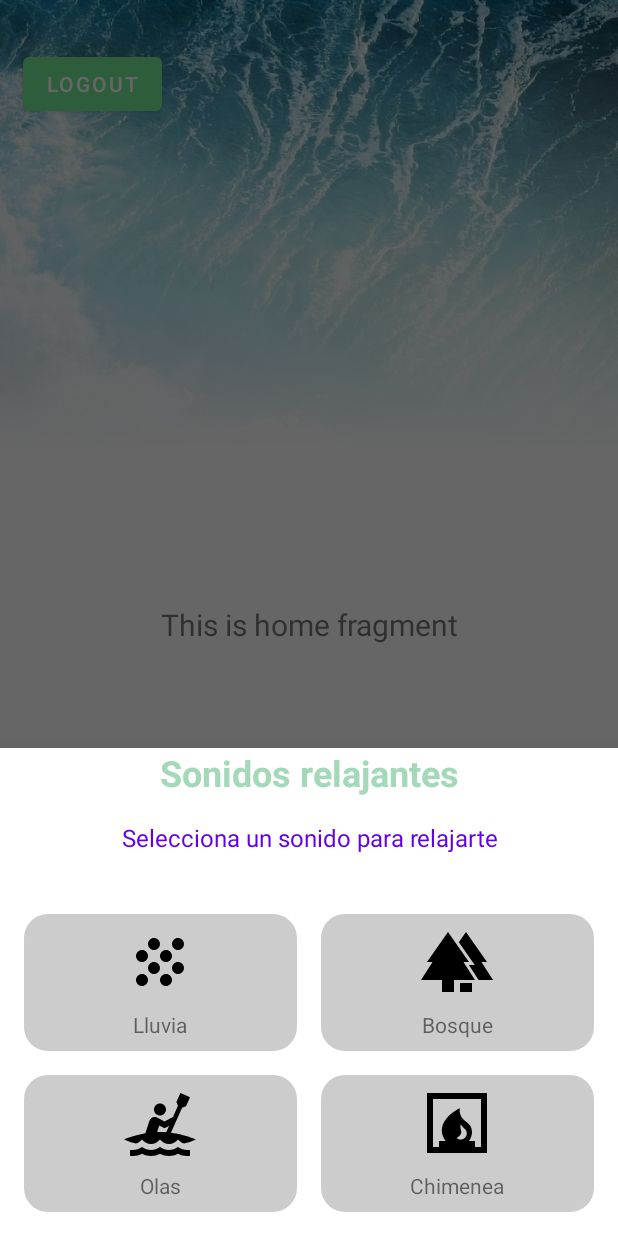
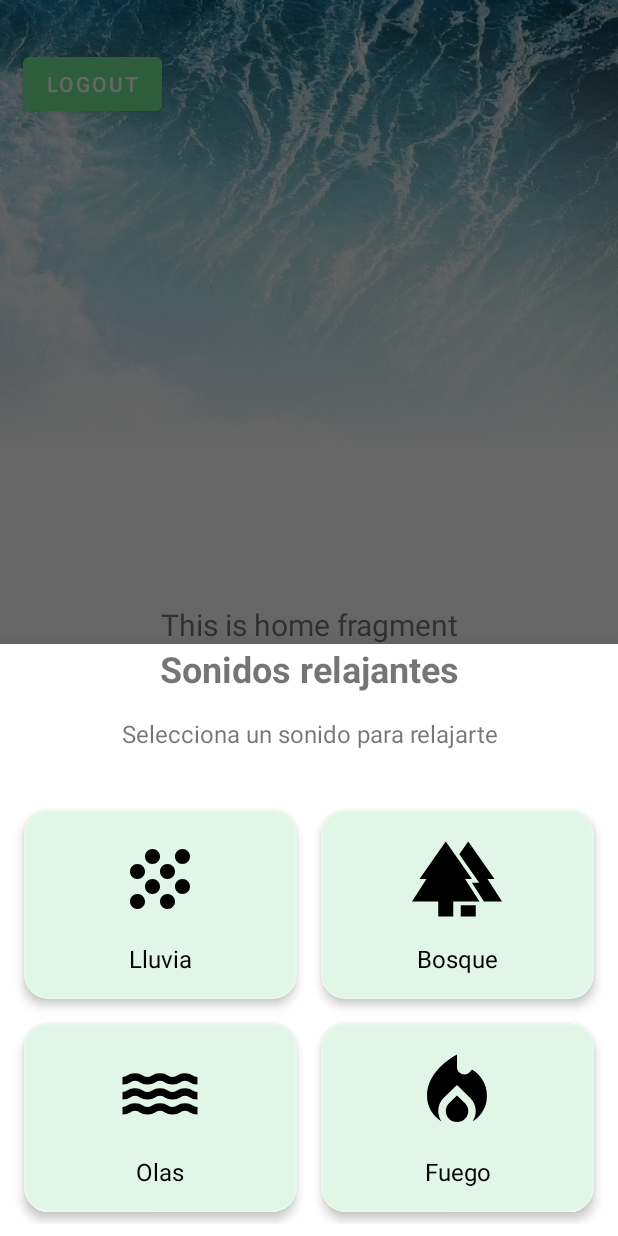
Before and after one commit to Ahjin-arch/backup-MentalLy, an Android app: the fragment SoundBottomSheet placed in its activity, on a phone screen of 412 x 824 dp. Run offline under Robolectric (Android 15) with nearby library versions, the phone set to English and light mode, and no system bars; our stand-ins replace navigation-ui; 3 statements that could not run were skipped.

Commit message:
diseño final

```diff
--- a/app/src/main/java/com/example/myaply/ui/relax/MuscleRelaxBottomSheet.java
+++ b/app/src/main/java/com/example/myaply/ui/relax/MuscleRelaxBottomSheet.java
@@ -22,11 +22,12 @@ import androidx.annotation.Nullable;
 
 import com.example.myaply.R;
 import com.google.android.material.bottomsheet.BottomSheetDialogFragment;
+import com.google.android.material.progressindicator.LinearProgressIndicator;
 
 public class MuscleRelaxBottomSheet extends BottomSheetDialogFragment {
 
     private TextView tvMuscleStep;
-    private ProgressBar pbProgress;
+    private LinearProgressIndicator pbProgress;
     private Vibrator vibrator;
 
 
--- /dev/null
+++ b/app/src/main/res/drawable/baseline_local_fire.xml
@@ -0,0 +1,7 @@
+<vector xmlns:android="http://schemas.android.com/apk/res/android" android:height="24dp" android:tint="#000000" android:viewportHeight="24" android:viewportWidth="24" android:width="24dp">
+
+    <path android:fillColor="@android:color/white" android:pathData="M12,12.9l-2.13,2.09C9.31,15.55 9,16.28 9,17.06C9,18.68 10.35,20 12,20s3,-1.32 3,-2.94c0,-0.78 -0.31,-1.52 -0.87,-2.07L12,12.9z"/>
+
+    <path android:fillColor="@android:color/white" android:pathData="M16,6l-0.44,0.55C14.38,8.02 12,7.19 12,5.3V2c0,0 -8,4 -8,11c0,2.92 1.56,5.47 3.89,6.86C7.33,19.07 7,18.1 7,17.06c0,-1.32 0.52,-2.56 1.47,-3.5L12,10.1l3.53,3.47c0.95,0.93 1.47,2.17 1.47,3.5c0,1.02 -0.31,1.96 -0.85,2.75c1.89,-1.15 3.29,-3.06 3.71,-5.3C20.52,10.97 18.79,7.62 16,6z"/>
+
+</vector>
--- a/app/src/main/res/drawable/bg_emotion_selector.xml
+++ b/app/src/main/res/drawable/bg_emotion_selector.xml
@@ -2,7 +2,7 @@
     <!-- Estado seleccionado -->
     <item android:state_checked="true">
         <shape android:shape="rectangle">
-            <solid android:color="#AAEBAB" /> <!-- Amarillo para estado seleccionado -->
+            <solid android:color="#AAEBABff" /> <!-- Amarillo para estado seleccionado -->
             <corners android:radius="16dp" /> <!-- Bordes redondeados -->
             <stroke android:width="2dp" android:color="#FBC02D" /> <!-- Borde más oscuro -->
         </shape>
@@ -11,7 +11,7 @@
     <!-- Estado no seleccionado -->
     <item android:state_checked="false">
         <shape android:shape="rectangle">
-            <solid android:color="#FFFFFF" /> <!-- Blanco para estado no seleccionado -->
+            <solid android:color="@android:color/transparent" /> <!-- Blanco para estado no seleccionado -->
             <corners android:radius="16dp" /> <!-- Bordes redondeados -->
             <stroke android:width="1dp" android:color="#BDBDBD" /> <!-- Borde gris suave -->
         </shape>
--- a/app/src/main/res/layout/activity_login.xml
+++ b/app/src/main/res/layout/activity_login.xml
@@ -48,7 +48,9 @@ android:transitionName="shared_element_container">
                 android:id="@+id/username"
                 android:layout_width="match_parent"
                 android:layout_height="wrap_content"
-                android:drawableStart="@drawable/ic_user"/>
+                android:drawableStart="@drawable/ic_user"
+                android:imeOptions="actionDone"
+                />
         </com.google.android.material.textfield.TextInputLayout>
 
         <com.google.android.material.textfield.TextInputLayout
@@ -63,6 +65,7 @@ android:transitionName="shared_element_container">
                 android:layout_width="match_parent"
                 android:layout_height="wrap_content"
                 android:inputType="textPassword"
+                android:imeOptions="actionDone"
                 android:drawableStart="@drawable/ic_password"/>
         </com.google.android.material.textfield.TextInputLayout>
 
--- a/app/src/main/res/layout/fragment_sound_relax.xml
+++ b/app/src/main/res/layout/fragment_sound_relax.xml
@@ -1,21 +1,21 @@
 <?xml version="1.0" encoding="utf-8"?>
-<ScrollView
-    xmlns:android="http://schemas.android.com/apk/res/android"
+<ScrollView xmlns:android="http://schemas.android.com/apk/res/android"
     android:layout_width="match_parent"
     android:layout_height="match_parent"
-    >
+    android:id="@+id/container_sounds"
+    android:background="?android:attr/windowBackground"
+    xmlns:app="http://schemas.android.com/apk/res-auto">
 
     <LinearLayout
         android:layout_width="match_parent"
         android:layout_height="wrap_content"
         android:orientation="vertical"
-        android:background="@android:color/transparent"
         >
         <ImageView
             android:id="@+id/iv_background"
             android:layout_width="match_parent"
             android:layout_height="match_parent"
-            android:scaleType="centerCrop"
+            android:scaleType="fitXY"
             android:contentDescription="Fondo dinámico" />
         <TextView
             android:layout_width="match_parent"
@@ -25,7 +25,7 @@
             android:textStyle="bold"
             android:gravity="center"
             android:paddingBottom="16dp"
-            android:textColor="@color/green_pane" />
+             />
 
         <TextView
             android:layout_width="match_parent"
@@ -34,7 +34,7 @@
             android:textSize="16sp"
             android:gravity="center"
             android:paddingBottom="24dp"
-            android:textColor="@color/purple_500" />
+             />
 
         <GridLayout
             android:layout_width="match_parent"
@@ -44,109 +44,155 @@
             android:alignmentMode="alignMargins"
             android:padding="8dp">
 
-            <LinearLayout
+            <com.google.android.material.card.MaterialCardView
                 android:id="@+id/btn_rain_sound"
                 android:layout_width="0dp"
                 android:layout_height="wrap_content"
                 android:layout_columnWeight="1"
+                android:layout_margin="8dp"
+                app:cardCornerRadius="16dp"
+                app:cardElevation="4dp"
+                app:strokeColor="#30FFFFFF"
+                app:strokeWidth="1dp">
+                <LinearLayout
+                    android:layout_width="match_parent"
+                    android:layout_height="match_parent"
                     android:orientation="vertical"
                     android:gravity="center"
-                android:padding="8dp"
-                android:background="@drawable/bg_item_card"
-                android:layout_margin="8dp">
+                    android:padding="16dp">
 
                     <ImageView
-                    android:layout_width="48dp"
-                    android:layout_height="48dp"
+                        android:layout_width="60dp"
+                        android:layout_height="60dp"
                         android:src="@drawable/ic_rain"
-                    android:contentDescription="Sonido de lluvia" />
+                        app:tint="?attr/colorOnSecondary"
+                        android:contentDescription="Sonido de lluvia"/>
 
                     <TextView
                         android:layout_width="wrap_content"
                         android:layout_height="wrap_content"
                         android:text="Lluvia"
-                    android:textSize="14sp"
+                        android:textSize="16sp"
                         android:gravity="center"
-                    android:paddingTop="8dp" />
+                        android:textColor="?attr/colorOnSecondary"
+                        android:paddingTop="12dp"
+                        />
                 </LinearLayout>
+            </com.google.android.material.card.MaterialCardView>
 
-            <LinearLayout
+            <com.google.android.material.card.MaterialCardView
                 android:id="@+id/btn_forest_sound"
                 android:layout_width="0dp"
                 android:layout_height="wrap_content"
                 android:layout_columnWeight="1"
+                android:layout_margin="8dp"
+                app:cardCornerRadius="16dp"
+                app:cardElevation="4dp"
+                app:strokeColor="#30FFFFFF"
+                app:strokeWidth="1dp"
+                >
+
+                <LinearLayout
+                    android:layout_width="match_parent"
+                    android:layout_height="match_parent"
                     android:orientation="vertical"
                     android:gravity="center"
-                android:padding="8dp"
-                android:background="@drawable/bg_item_card"
-                android:layout_margin="8dp">
+                    android:padding="16dp">
 
                     <ImageView
-                    android:layout_width="48dp"
-                    android:layout_height="48dp"
+                        android:layout_width="60dp"
+                        android:layout_height="60dp"
+                        app:tint="?attr/colorOnSecondary"
                         android:src="@drawable/ic_forest"
-                    android:contentDescription="Sonido de bosque" />
+                        android:contentDescription="Sonido de bosque"/>
 
                     <TextView
                         android:layout_width="wrap_content"
                         android:layout_height="wrap_content"
                         android:text="Bosque"
-                    android:textSize="14sp"
+                        android:textSize="16sp"
                         android:gravity="center"
-                    android:paddingTop="8dp" />
+                        android:textColor="?attr/colorOnSecondary"
+                        android:paddingTop="12dp"
+                        />
                 </LinearLayout>
+            </com.google.android.material.card.MaterialCardView>
 
-            <LinearLayout
+            <com.google.android.material.card.MaterialCardView
                 android:id="@+id/btn_waves_sound"
                 android:layout_width="0dp"
                 android:layout_height="wrap_content"
                 android:layout_columnWeight="1"
+                android:layout_margin="8dp"
+                app:cardCornerRadius="16dp"
+                app:cardElevation="4dp"
+                app:strokeColor="#30FFFFFF"
+                app:strokeWidth="1dp"
+                >
+
+                <LinearLayout
+                    android:layout_width="match_parent"
+                    android:layout_height="match_parent"
                     android:orientation="vertical"
                     android:gravity="center"
-                android:padding="8dp"
-                android:background="@drawable/bg_item_card"
-                android:layout_margin="8dp">
+                    android:padding="16dp">
+                    <ImageView
+                        android:layout_width="60dp"
+                        android:layout_height="60dp"
+                        app:tint="?attr/colorOnSecondary"
+                        android:src="@drawable/baseline_waves"
+                        android:contentDescription="Sonido de olas"/>
+                    <TextView
+                        android:layout_width="wrap_content"
+                        android:layout_height="wrap_content"
+                        android:text="Olas"
+                        android:textSize="16sp"
+                        android:textColor="?attr/colorOnSecondary"
+                        android:gravity="center"
+                        android:paddingTop="12dp"
+                       />
+                </LinearLayout>
+            </com.google.android.material.card.MaterialCardView>
+
+            <com.google.android.material.card.MaterialCardView
+                android:id="@+id/btn_fireplace_sound"
+                android:layout_width="0dp"
+                android:layout_height="wrap_content"
+                android:layout_columnWeight="1"
+                android:layout_margin="8dp"
+                app:cardCornerRadius="16dp"
+                app:cardElevation="4dp"
+                app:strokeColor="#30FFFFFF"
+                app:strokeWidth="1dp"
+                >
+
+                <LinearLayout
+                    android:layout_width="match_parent"
+                    android:layout_height="match_parent"
+                    android:orientation="vertical"
+                    android:gravity="center"
+                    android:padding="16dp">
 
                     <ImageView
-                    android:layout_width="48dp"
-                    android:layout_height="48dp"
-                    android:src="@drawable/ic_waves"
-                    android:contentDescription="Sonido de olas" />
+                        android:layout_width="60dp"
+                        android:layout_height="60dp"
+                        app:tint="?attr/colorOnSecondary"
+                        android:src="@drawable/baseline_local_fire"
+                        android:contentDescription="Sonido de chimenea"/>
 
                     <TextView
                         android:layout_width="wrap_content"
                         android:layout_height="wrap_content"
-                    android:text="Olas"
-                    android:textSize="14sp"
+                        android:text="Fuego"
+                        android:textColor="?attr/colorOnSecondary"
+                        android:textSize="16sp"
                         android:gravity="center"
-                    android:paddingTop="8dp" />
+                        android:paddingTop="12dp"
+                    />
+
+
                 </LinearLayout>
-
-            <LinearLayout
-                android:id="@+id/btn_fireplace_sound"
-                android:layout_width="0dp"
-                android:layout_height="wrap_content"
-                android:layout_columnWeight="1"
-                android:orientation="vertical"
-                android:gravity="center"
-                android:padding="8dp"
-                android:background="@drawable/bg_item_card"
-                android:layout_margin="8dp">
-
-                <ImageView
-                    android:layout_width="48dp"
-                    android:layout_height="48dp"
-                    android:src="@drawable/ic_fireplace"
-                    android:contentDescription="Sonido de chimenea" />
-
-                <TextView
-                    android:layout_width="wrap_content"
-                    android:layout_height="wrap_content"
-                    android:text="Chimenea"
-                    android:textSize="14sp"
-                    android:gravity="center"
-                    android:paddingTop="8dp" />
-            </LinearLayout>
+            </com.google.android.material.card.MaterialCardView>
 
         </GridLayout>
     </LinearLayout>
--- a/app/src/main/res/values/strings.xml
+++ b/app/src/main/res/values/strings.xml
@@ -1,5 +1,5 @@
 <resources>
-    <string name="app_name">MyAply</string>
+    <string name="app_name">Psico</string>
     <string name="home">Inicio</string>
     <string name="habits">Hábitos</string>
     <string name="relax">Relajación</string>
```
Also changed, not shown: app/src/main/java/com/example/myaply/ui/relax/SoundBottomSheet.java (+20 -7 lines), app/src/main/res/drawable/baseline_start_muscle.xml (added, +7 -0 lines), app/src/main/res/drawable/bg_meditation_gradient.xml (added, +12 -0 lines), app/src/main/res/layout/register_diary.xml (+23 -12 lines), app/src/main/res/layout/relax_muscle_sheet.xml (+36 -27 lines), app/src/main/res/values/styles.xml (+6 -1 lines), app/src/main/res/drawable/waves.gif (added), 1 other file. Lines whose indentation alone changed are shown as unchanged.
